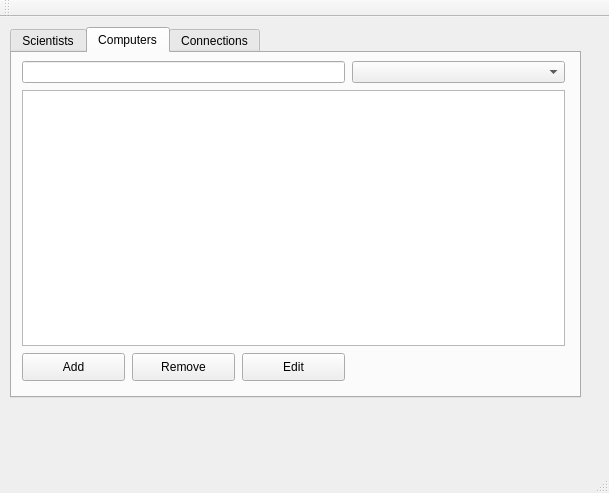
The window that mainwindow.ui (ManiSigt/Verklegt-nams) describes before a commit, drawn with Qt 5.
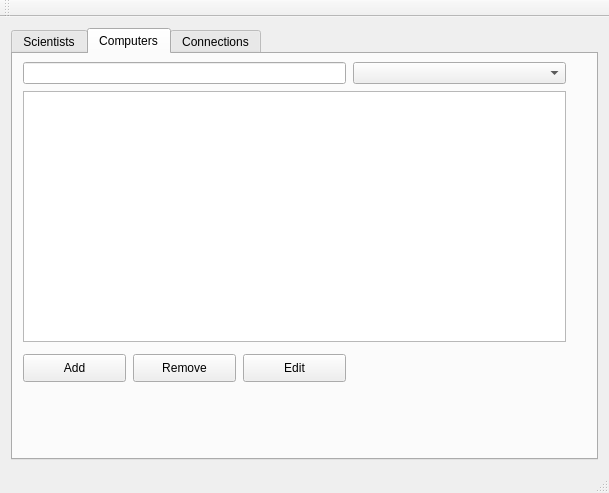
The same window after the commit. The open tabs and pages were chosen to show the change.

Commit message: drop down listar

The edit to the form file:
```diff
--- a/mainwindow.ui
+++ b/mainwindow.ui
@@ -14,15 +14,9 @@
    <string>The Amazing Database</string>
   </property>
   <widget class="QWidget" name="centralWidget">
+   <layout class="QVBoxLayout" name="verticalLayout">
+    <item>
    <widget class="QTabWidget" name="tabWidget">
-    <property name="geometry">
-     <rect>
-      <x>10</x>
-      <y>10</y>
-      <width>571</width>
-      <height>371</height>
-     </rect>
-    </property>
     <property name="currentIndex">
      <number>0</number>
     </property>
@@ -141,7 +135,7 @@
         <x>10</x>
         <y>37</y>
         <width>543</width>
-        <height>256</height>
+          <height>251</height>
        </rect>
       </property>
      </widget>
@@ -247,6 +241,8 @@
      </widget>
     </widget>
    </widget>
+    </item>
+   </layout>
   </widget>
   <widget class="QMenuBar" name="menuBar">
    <property name="geometry">
```
Left out of the diff: 40 changed lines with no effect on the pictures. Lines whose indentation alone changed are shown as unchanged. The commit also changes 2 other files.
